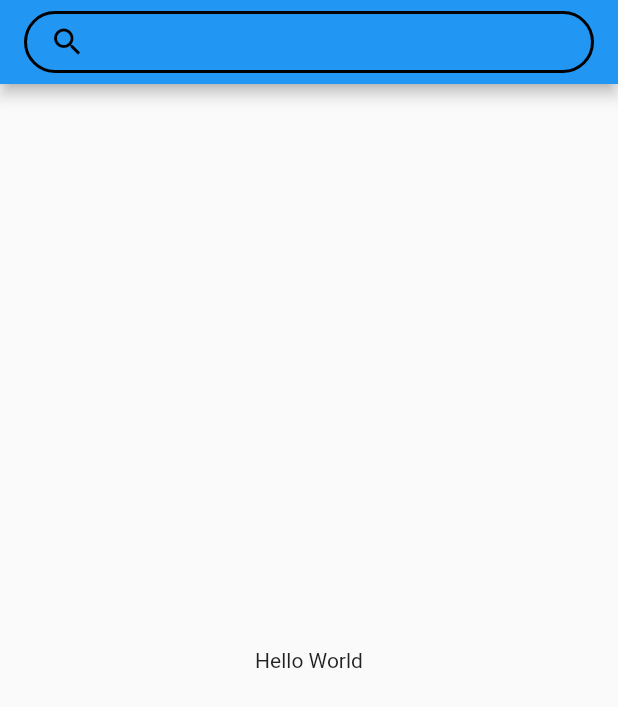
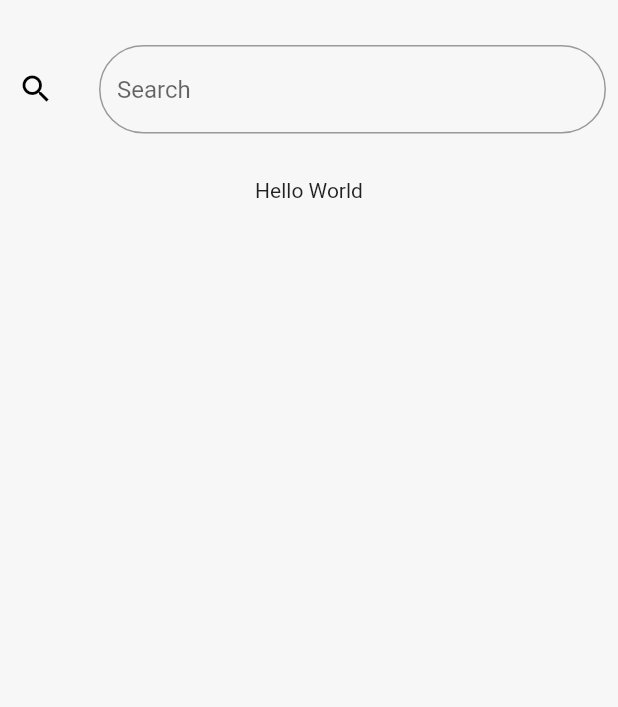
Before and after one commit to mdemarco15/openweather, a Flutter app: the HomePageScreen screen opened directly, on a phone screen of 412 x 824 dp. Shown: the top 707 px of the screen. Run offline on Flutter 3.47's test engine with Material 2 defaults, Android fonts, the phone set to English and light mode, and no system bars; our stand-ins replace bloc, dio, flutter_bloc, freezed_annotation; missing offline and left inert: catcher, http_services.

Commit message:
fix dependency added searchbar

```diff
--- a/lib/app/Home/bloc/search_location_bloc.dart
+++ b/lib/app/Home/bloc/search_location_bloc.dart
@@ -4,7 +4,6 @@ import 'package:openweather/app/Home/model/request/search_location_request.dart'
 import 'package:openweather/app/Home/model/search_location_vm.dart';
 import 'package:openweather/app/Home/model/services/search_location_service.dart';
 import 'package:openweather/app/common/components/errors/app_error.dart';
-import 'package:openweather/app/common/components/errors/bloc_states.dart';
 
 part 'search_location_bloc.freezed.dart';
 part 'search_location_event.dart';
--- a/lib/app/Home/presentation/home_page_screen.dart
+++ b/lib/app/Home/presentation/home_page_screen.dart
@@ -6,21 +6,21 @@ class HomePageScreen extends StatefulWidget {
 
   @override
   State<HomePageScreen> createState() => _HomePageScreenState();
+
 }
 
 class _HomePageScreenState extends State<HomePageScreen> {
   @override
   Widget build(BuildContext context) {
     return Scaffold(
-      appBar: AppBar(
-        title: Row(
-          children: const [
-            Expanded(child: OWSearchBar(title: 'Search')),
-          ],
-        ),
-      ),
-      body: const Center(
-        child: Text('Hello World'),
+      backgroundColor: const Color(0xFFF7F7F7),
+      body: Column(
+        children: const [
+          OWSearchBar(title: 'Search'),
+          Center(
+            child: Text('Hello World'),
+          ),
+        ],
       ),
     );
   }
--- a/lib/app/common/ui_kit/ow_search_bar.dart
+++ b/lib/app/common/ui_kit/ow_search_bar.dart
@@ -1,31 +1,48 @@
 import 'package:flutter/material.dart';
+import 'package:openweather/app/geo_location/geo_location/geo_location_bloc.dart';
+import 'package:provider/src/provider.dart';
 
-class OWSearchBar extends StatelessWidget {
+class OWSearchBar extends StatefulWidget {
   final String title;
   const OWSearchBar({Key? key, required this.title}) : super(key: key);
 
   @override
+  State<OWSearchBar> createState() => _OWSearchBarState();
+}
+
+class _OWSearchBarState extends State<OWSearchBar> {
+  @override
   Widget build(BuildContext context) {
-    return Container(
-      width: MediaQuery.of(context).size.height * 0.1,
-      height: MediaQuery.of(context).size.width * 0.1,
-      padding: const EdgeInsets.symmetric(horizontal: 15),
-      decoration: BoxDecoration(
-        color: Colors.transparent,
-        borderRadius: BorderRadius.circular(25),
-        border: Border.all(
-          color: Colors.black,
-          width: 2,
+    TextEditingController controller = TextEditingController();
+    return Row(
+      children: [
+        IconButton(
+          onPressed: () {
+            context
+                .read<GeoLocationBloc>()
+                .add(GeoLocationEvent.fetch(controller.text));
+          },
+          icon: const Icon(Icons.search, color: Colors.black),
         ),
-      ),
-      child: Row(
-        children: const [
-          Icon(
-            Icons.search,
-            color: Colors.black,
+        const SizedBox(width: 10),
+        Expanded(
+          child: SizedBox(
+            width: MediaQuery.of(context).size.height * 0.1,
+            child: Padding(
+              padding: const EdgeInsets.symmetric(horizontal: 8, vertical: 30),
+              child: TextField(
+                controller: controller,
+                decoration: InputDecoration(
+                  border: OutlineInputBorder(
+                    borderRadius: BorderRadius.circular(30),
+                  ),
+                  hintText: widget.title,
+                ),
+              ),
+            ),
           ),
-        ],
-      ),
+        ),
+      ],
     );
   }
 }
--- a/lib/app/dependecy_injection/dependency_factory.dart
+++ b/lib/app/dependecy_injection/dependency_factory.dart
@@ -1,7 +1,23 @@
+import 'package:flutter/material.dart';
+import 'package:flutter_bloc/flutter_bloc.dart';
+import 'package:http_services/http_services.dart';
+import 'package:openweather/app/Home/bloc/search_location_bloc.dart';
+import 'package:openweather/app/Home/model/services/search_location_service.dart';
 import 'package:openweather/app/dependecy_injection/dio_wrapper.dart';
+import 'package:openweather/app/geo_location/geo_location/geo_location_bloc.dart';
+import 'package:openweather/app/geo_location/services/geo_location_service.dart';
 
+typedef BlocCreator<T extends Bloc> = T Function(BuildContext context);
+typedef ServiceCreator<T extends HttpServiceBase> = T Function(
+    BuildContext context);
 abstract class DependencyFactory {
   const DependencyFactory();
   DioDirectGeocoding createDioDirectGeocoding();
-  DioForeCastFourDays createForeCastFourDays();
+  DioForeCastFourDays createDioForeCastFourDays();
+
+  BlocCreator<GeoLocationBloc> get createGeoLocationBloc;
+  ServiceCreator<GeoLocationService> get createGeoLocationService;
+
+  BlocCreator<SearchLocationBloc> get createSearchLocationBloc;
+  ServiceCreator<SearchLocationService> get createSearchLocationService;
 }
--- a/lib/app/dependecy_injection/dependency_factory_impl.dart
+++ b/lib/app/dependecy_injection/dependency_factory_impl.dart
@@ -6,15 +6,30 @@ import 'package:openweather/app/Home/model/services/search_location_service.dart
 import 'package:openweather/app/app_config.dart';
 import 'package:openweather/app/dependecy_injection/dependency_factory.dart';
 import 'package:openweather/app/dependecy_injection/dio_wrapper.dart';
+import 'package:openweather/app/geo_location/geo_location/geo_location_bloc.dart';
+import 'package:openweather/app/geo_location/services/geo_location_service.dart';
 
 class DependencyFactoryImpl extends DependencyFactory {
   const DependencyFactoryImpl();
 
   @override
-  DioForeCastFourDays createForeCastFourDays() => DioForeCastFourDays(
+  DioForeCastFourDays createDioForeCastFourDays() => DioForeCastFourDays(
         Dio(
           BaseOptions(
             baseUrl: AppConfig.API_BASE_URL,
+            contentType: 'application/json',
+          ),
+        )..interceptors.addAll(
+            [
+              //TODO : Add interceptor ForeCastFourDays request
+            ],
+          ),
+      );
+  @override
+  DioDirectGeocoding createDioDirectGeocoding() => DioDirectGeocoding(
+        Dio(
+          BaseOptions(
+            baseUrl: AppConfig.API_BASE_URL_GEO,
             contentType: 'application/json',
           ),
         )..interceptors.addAll(
@@ -23,6 +38,20 @@ class DependencyFactoryImpl extends DependencyFactory {
             ],
           ),
       );
+
+  @override
+  BlocCreator<GeoLocationBloc> get createGeoLocationBloc =>
+      (context) => GeoLocationBloc(
+            RepositoryProvider.of<ServiceCreator<GeoLocationService>>(context)
+                .call(context),
+          );
+
+  @override
+  ServiceCreator<GeoLocationService> get createGeoLocationService =>
+      (context) => GeoLocationService(
+            RepositoryProvider.of<DioDirectGeocoding>(context).dio,
+          );
+
   @override
   BlocCreator<SearchLocationBloc> get createSearchLocationBloc => (context) =>
       SearchLocationBloc(
@@ -30,4 +59,9 @@ class DependencyFactoryImpl extends DependencyFactory {
             .call(context),
       );
 
+  @override
+  ServiceCreator<SearchLocationService> get createSearchLocationService =>
+      (context) => SearchLocationService(
+            RepositoryProvider.of<DioForeCastFourDays>(context).dio,
+          );
 }
--- /dev/null
+++ b/lib/app/dependecy_injection/services_history_bloc_provider.dart
@@ -0,0 +1,17 @@
+import 'package:flutter/material.dart';
+
+class ServicesHistoryBlocProvider extends InheritedWidget {
+  const ServicesHistoryBlocProvider({
+    Key? key,
+    required Widget child,
+  }) : super(key: key, child: child);
+
+  static ServicesHistoryBlocProvider _of(BuildContext context) {
+    final element = context
+        .getElementForInheritedWidgetOfExactType<ServicesHistoryBlocProvider>();
+    return (element?.widget as ServicesHistoryBlocProvider);
+  }
+
+  @override
+  bool updateShouldNotify(covariant InheritedWidget oldWidget) => false;
+}
--- /dev/null
+++ b/lib/app/geo_location/geo_location/geo_location_event.dart
@@ -0,0 +1,6 @@
+part of 'geo_location_bloc.dart';
+
+@freezed
+class GeoLocationEvent with _$GeoLocationEvent {
+  const factory GeoLocationEvent.fetch(String location) = _Fetch;
+}
--- /dev/null
+++ b/lib/app/geo_location/geo_location/geo_location_state.dart
@@ -0,0 +1,9 @@
+part of 'geo_location_bloc.dart';
+
+@freezed
+class GeoLocationState with _$GeoLocationState {
+  const factory GeoLocationState.initial() = _Initial;
+  const factory GeoLocationState.loading() = _Loading;
+  const factory GeoLocationState.error(String localizedReasonKey) = _Error;
+  const factory GeoLocationState.fetched(GeoLocationResponse model) = _Fetched;
+}
--- /dev/null
+++ b/lib/app/geo_location/model/request/geo_location_request.dart
@@ -0,0 +1,19 @@
+import 'package:freezed_annotation/freezed_annotation.dart';
+import 'package:http_services/http_services.dart';
+
+part 'geo_location_request.freezed.dart';
+part 'geo_location_request.g.dart';
+
+@freezed
+class GeoLocationRequest extends RequestBase with _$GeoLocationRequest {
+  GeoLocationRequest._();
+  factory GeoLocationRequest({
+    required String locationDescription,
+  }) = _GeoLocationRequest;
+
+  factory GeoLocationRequest.fromJson(Map<String, dynamic> json) =>
+      _$GeoLocationRequestFromJson(json);
+
+  @override
+  String get endpoint => '1.0/direct?q=$locationDescription&limit=1';
+}
--- /dev/null
+++ b/lib/app/geo_location/services/geo_location_service.dart
@@ -0,0 +1,14 @@
+import 'package:http_services/http_services.dart';
+import 'package:openweather/app/geo_location/model/request/geo_location_request.dart';
+import 'package:openweather/app/geo_location/model/response/geo_location_response.dart';
+
+class GeoLocationService extends HttpServiceBase {
+  GeoLocationService(Dio dioInstance) : super(dioInstance);
+
+  Future<GeoLocationResponse> getLocationCoordinates(
+          GeoLocationRequest request) =>
+      getQuery(
+        request: request,
+        mapper: (json, _) => GeoLocationResponse.fromJson(json),
+      );
+}
--- a/lib/main.dart
+++ b/lib/main.dart
@@ -1,31 +1,25 @@
 import 'package:flutter/material.dart';
-import 'package:openweather/app/Home/presentation/home_page_screen.dart';
+import 'package:openweather/app/dependecy_injection/dependency_factory.dart';
+import 'package:openweather/app/dependecy_injection/dependency_factory_impl.dart';
+import 'package:openweather/app/dependecy_injection/dependency_provider.dart';
 
 void main() {
   runApp(const MyApp());
 }
 
 class MyApp extends StatelessWidget {
-  const MyApp({Key? key}) : super(key: key);
+  final DependencyFactory dependencyFactory;
+  const MyApp({
+    Key? key,
+    this.dependencyFactory = const DependencyFactoryImpl(),
+  }) : super(key: key);
 
   // This widget is the root of your application.
   @override
   Widget build(BuildContext context) {
-    return MaterialApp(
-      title: 'Flutter Demo',
-      theme: ThemeData(
-        // This is the theme of your application.
-        //
-        // Try running your application with "flutter run". You'll see the
-        // application has a blue toolbar. Then, without quitting the app, try
-        // changing the primarySwatch below to Colors.green and then invoke
-        // "hot reload" (press "r" in the console where you ran "flutter run",
-        // or simply save your changes to "hot reload" in a Flutter IDE).
-        // Notice that the counter didn't reset back to zero; the application
-        // is not restarted.
-        primarySwatch: Colors.blue,
-      ),
-      home: const HomePageScreen(),
+    return const DependencyProvider(
+      dependencyFactory: DependencyFactoryImpl(),
+      child: MaterialApp(home: Text("data")),
     );
   }
 }
```
Also changed, not shown: lib/app/dependecy_injection/dependency_provider.dart (+15 -2 lines), lib/app/geo_location/geo_location/geo_location_bloc.dart (added, +36 -0 lines), lib/app/geo_location/model/geo_locations_vm.dart (added, +12 -0 lines), lib/app/geo_location/model/response/geo_location_response.dart (added, +17 -0 lines), lib/app/geo_location/geo_location/geo_location_bloc.freezed.dart (added), lib/app/geo_location/model/geo_locations_vm.freezed.dart (added), lib/app/geo_location/model/request/geo_location_request.freezed.dart (added), lib/app/geo_location/model/request/geo_location_request.g.dart (added), lib/app/geo_location/model/response/geo_location_response.freezed.dart (added), lib/app/geo_location/model/response/geo_location_response.g.dart (added), 1 other file.
